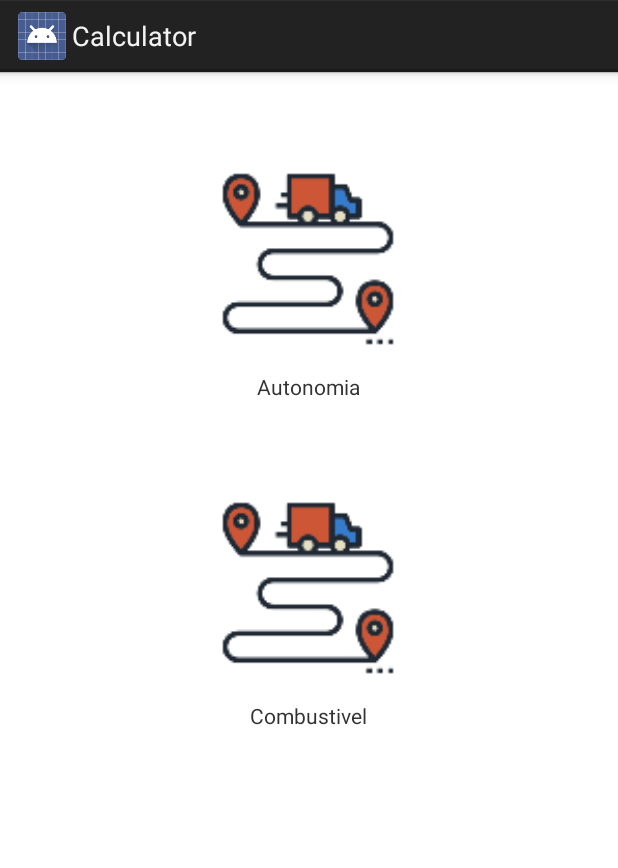
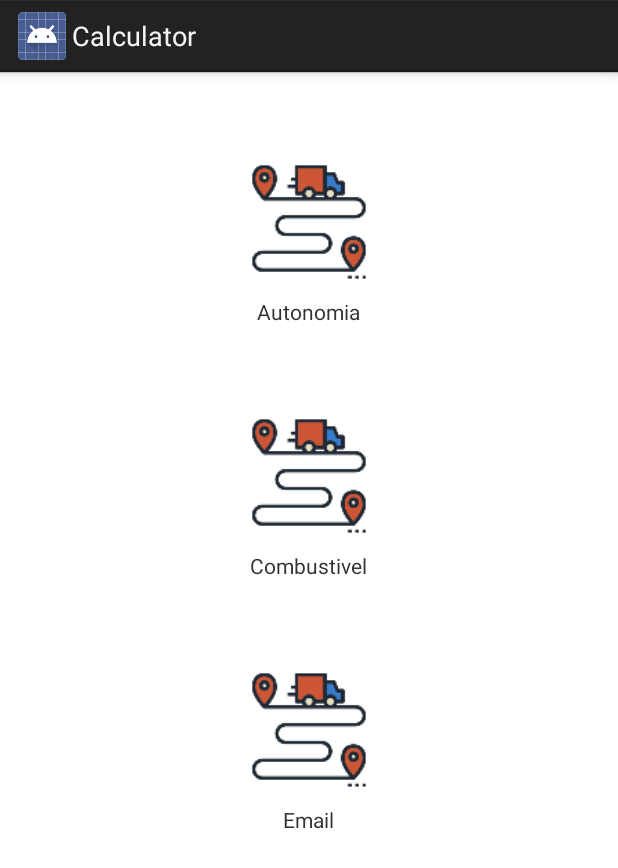
Before and after one commit to higorcp18/AndroidBCC, an Android app: the screen it shows after launch (MainActivity), on a phone screen of 412 x 824 dp. Shown: the top 868 px of the screen. Run offline under Robolectric (Android 15) with nearby library versions, the phone set to English and light mode, and no system bars.

Commit message:
Created view Password and secondPassword

```diff
--- a/app/src/main/AndroidManifest.xml
+++ b/app/src/main/AndroidManifest.xml
@@ -17,7 +17,9 @@
             </intent-filter>
         </activity>
         <activity android:name=".SegundaActivity" />
-        <activity android:name=".TerceiraActivity"></activity>
+        <activity android:name=".TerceiraActivity" />
+        <activity android:name=".Password" />
+        <activity android:name=".SecondPassword"></activity>
     </application>
 
 </manifest>
--- a/app/src/main/java/com/ucb/higorcp18/aulaandroid/MainActivity.java
+++ b/app/src/main/java/com/ucb/higorcp18/aulaandroid/MainActivity.java
@@ -38,6 +38,10 @@ public class MainActivity extends Activity implements View.OnClickListener{
                 intent = new Intent(this, TerceiraActivity.class);
                 startActivity(intent);
                 break;
+            case R.id.btnEmail:
+                intent = new Intent(this,Password.class);
+                startActivity(intent);
+                break;
         }
     }
 }
--- a/app/src/main/res/layout/activity_main.xml
+++ b/app/src/main/res/layout/activity_main.xml
@@ -16,8 +16,8 @@
         <Button
             android:layout_marginTop="50dp"
             android:background="@mipmap/ic_gas_pump"
-            android:layout_width="150dp"
-            android:layout_height="150dp"
+            android:layout_width="100dp"
+            android:layout_height="100dp"
             android:id="@+id/btnCombustivel"/>
         <TextView
             android:layout_width="wrap_content"
@@ -28,12 +28,23 @@
             android:layout_marginTop="50dp"
             android:background="@mipmap/ic_gas_fuel"
             android:id="@+id/btnAutonomia"
-            android:layout_width="150dp"
-            android:layout_height="150dp" />
+            android:layout_width="100dp"
+            android:layout_height="100dp" />
         <TextView
             android:layout_width="wrap_content"
             android:layout_height="match_parent"
             android:text="@string/btnCombustivel" />
+
+        <Button
+            android:layout_marginTop="50dp"
+            android:background="@mipmap/ic_pressure"
+            android:id="@+id/btnEmail"
+            android:layout_width="100dp"
+            android:layout_height="100dp" />
+        <TextView
+            android:layout_width="wrap_content"
+            android:layout_height="match_parent"
+            android:text="@string/btnEmail" />
     </LinearLayout>
 
 </RelativeLayout>
--- a/app/src/main/res/values/strings.xml
+++ b/app/src/main/res/values/strings.xml
@@ -10,4 +10,5 @@
     <string name="gasolinaMelhor">Gasolina é melhor!</string>
     <string name="alcoolMelhor">Alcool é melhor!</string>
     <string name="autonomiaCarro">A autonomia do carro é: </string>
+    <string name="btnEmail">Email</string>
 </resources>
```
Also changed, not shown: app/src/main/java/com/ucb/higorcp18/aulaandroid/Password.java (added, +13 -0 lines), app/src/main/java/com/ucb/higorcp18/aulaandroid/SecondPassword.java (added, +13 -0 lines), app/src/main/res/layout/activity_password.xml (added, +49 -0 lines), app/src/main/res/layout/activity_second_password.xml (added, +9 -0 lines), 1 other file.
